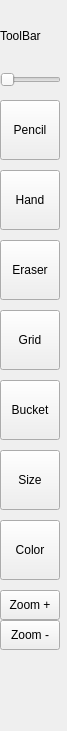
This is toolbar.ui in BrandonWortmann/SpriteEditor as Qt 5 draws it before an edit. The edited form follows.
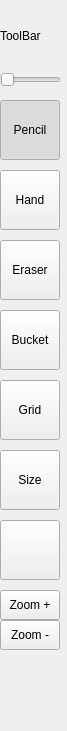
This is the edited form.

```diff
--- a/toolbar.ui
+++ b/toolbar.ui
@@ -17,7 +17,7 @@
    <property name="geometry">
     <rect>
      <x>0</x>
-     <y>380</y>
+     <y>310</y>
      <width>60</width>
      <height>60</height>
     </rect>
@@ -25,12 +25,15 @@
    <property name="text">
     <string>Bucket</string>
    </property>
+   <property name="checkable">
+    <bool>true</bool>
+   </property>
   </widget>
   <widget class="QPushButton" name="gridBtn">
    <property name="geometry">
     <rect>
      <x>0</x>
-     <y>310</y>
+     <y>380</y>
      <width>60</width>
      <height>60</height>
     </rect>
@@ -38,6 +41,9 @@
    <property name="text">
     <string>Grid</string>
    </property>
+   <property name="checkable">
+    <bool>true</bool>
+   </property>
   </widget>
   <widget class="QPushButton" name="eraserBtn">
    <property name="geometry">
@@ -88,7 +94,7 @@
     </rect>
    </property>
    <property name="text">
-    <string>Color</string>
+    <string/>
    </property>
   </widget>
   <widget class="QPushButton" name="pencilBtn">
@@ -109,6 +115,12 @@
    <property name="text">
     <string>Pencil</string>
    </property>
+   <property name="checkable">
+    <bool>true</bool>
+   </property>
+   <property name="checked">
+    <bool>true</bool>
+   </property>
   </widget>
   <widget class="QLabel" name="toolBarLabel">
    <property name="geometry">
```
Left out of the diff: 6 changed lines with no effect on the pictures.
